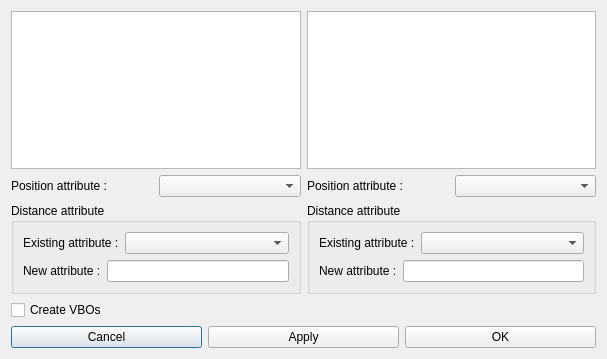
Qt form SCHNApps/Plugins/surface_radiance/forms/dialog_computeRadianceDistance.ui (cgogn/CGoGN) before a commit.
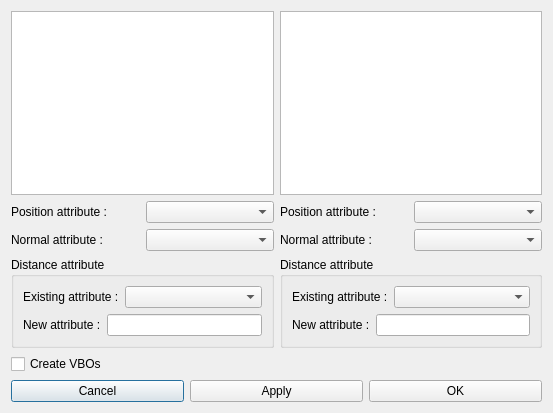
The same form after that commit.

Patch:
```diff
--- a/SCHNApps/Plugins/surface_radiance/forms/dialog_computeRadianceDistance.ui
+++ b/SCHNApps/Plugins/surface_radiance/forms/dialog_computeRadianceDistance.ui
@@ -6,8 +6,8 @@
    <rect>
     <x>0</x>
     <y>0</y>
-    <width>607</width>
-    <height>359</height>
+    <width>553</width>
+    <height>413</height>
    </rect>
   </property>
   <property name="windowTitle">
@@ -15,9 +15,9 @@
   </property>
   <layout class="QVBoxLayout" name="verticalLayout_5">
    <item>
-    <layout class="QHBoxLayout" name="horizontalLayout_8">
+    <layout class="QHBoxLayout" name="horizontalLayout_10">
      <item>
-      <layout class="QVBoxLayout" name="verticalLayout_3">
+      <layout class="QVBoxLayout" name="verticalLayout_4">
        <item>
         <widget class="QListWidget" name="list_maps_1"/>
        </item>
@@ -42,6 +42,27 @@
          </item>
         </layout>
        </item>
+       <item>
+        <layout class="QHBoxLayout" name="horizontalLayout_8">
+         <item>
+          <widget class="QLabel" name="label_7">
+           <property name="text">
+            <string>Normal attribute :</string>
+           </property>
+          </widget>
+         </item>
+         <item>
+          <widget class="QComboBox" name="combo_normalAttribute_1">
+           <property name="sizePolicy">
+            <sizepolicy hsizetype="Preferred" vsizetype="Fixed">
+             <horstretch>0</horstretch>
+             <verstretch>0</verstretch>
+            </sizepolicy>
+           </property>
+          </widget>
+         </item>
+        </layout>
+       </item>
        <item>
         <widget class="QGroupBox" name="groupBox">
          <property name="title">
@@ -89,7 +110,7 @@
       </layout>
      </item>
      <item>
-      <layout class="QVBoxLayout" name="verticalLayout_4">
+      <layout class="QVBoxLayout" name="verticalLayout_3">
        <item>
         <widget class="QListWidget" name="list_maps_2"/>
        </item>
@@ -114,6 +135,27 @@
          </item>
         </layout>
        </item>
+       <item>
+        <layout class="QHBoxLayout" name="horizontalLayout_9">
+         <item>
+          <widget class="QLabel" name="label_8">
+           <property name="text">
+            <string>Normal attribute :</string>
+           </property>
+          </widget>
+         </item>
+         <item>
+          <widget class="QComboBox" name="combo_normalAttribute_2">
+           <property name="sizePolicy">
+            <sizepolicy hsizetype="Preferred" vsizetype="Fixed">
+             <horstretch>0</horstretch>
+             <verstretch>0</verstretch>
+            </sizepolicy>
+           </property>
+          </widget>
+         </item>
+        </layout>
+       </item>
        <item>
         <widget class="QGroupBox" name="groupBox_2">
          <property name="title">
```
